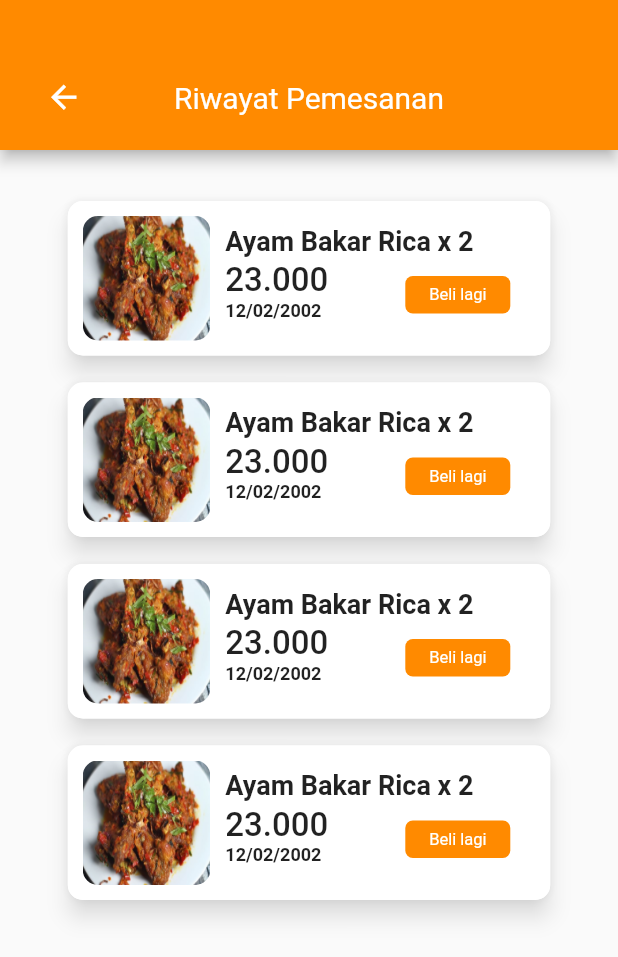
After one commit to snykk/Ayummy, a Flutter app: the RiwayatPemesanan screen opened by its route, on a phone screen of 412 x 824 dp. The commit adds this screen. Shown: the top 957 px of the screen. Run offline on Flutter 3.47's test engine with Material 2 defaults, Android fonts, the phone set to English and light mode, and no system bars.

Commit message:
riwayat pemesanan

```diff
--- a/lib/app/views/main/main_page.dart
+++ b/lib/app/views/main/main_page.dart
@@ -1,12 +1,11 @@
 import 'package:flutter/material.dart';
-import 'package:project/app/views/main/profile/widgets/custom_appbar.dart';
+import 'package:project/app/views/main/widgets/custom_appbar.dart';
 import 'package:project/app/views/main/widgets/appbar_search.dart';
 import './home/home_page.dart';
 import './favorite/favorit_page.dart';
 import './chat/chat_page.dart';
 import 'checkout/checkout_page.dart';
 import './profile/profile_page.dart';
-import 'checkout/widgets/appbar_checkout.dart';
 
 class MainPage extends StatefulWidget {
   const MainPage({Key? key}) : super(key: key);
@@ -30,7 +29,7 @@ class _MainPageState extends State<MainPage> {
        const AppBarSearch(currentIndex: 0,),
        const AppBarSearch(currentIndex: 1,),
        null,
-       const AppBarCheckout(),
+       const CustomAppbar(text: "Menu dipesan", child: false,),
        const CustomAppbar(text: "Profilku", child: false,),
     ];
 
--- a/lib/app/views/main/profile/bantuan.dart
+++ b/lib/app/views/main/profile/bantuan.dart
@@ -1,6 +1,6 @@
 import 'package:flutter/material.dart';
 import 'package:project/app/views/auth/widgets/custom_input.dart';
-import 'package:project/app/views/main/profile/widgets/custom_appbar.dart';
+import 'package:project/app/views/main/widgets/custom_appbar.dart';
 import 'package:project/app/views/main/profile/widgets/option_card.dart';
 
 class Bantuan extends StatelessWidget {
--- a/lib/app/views/main/profile/pengaturan.dart
+++ b/lib/app/views/main/profile/pengaturan.dart
@@ -1,5 +1,5 @@
 import 'package:flutter/material.dart';
-import 'package:project/app/views/main/profile/widgets/custom_appbar.dart';
+import 'package:project/app/views/main/widgets/custom_appbar.dart';
 import 'package:project/app/views/main/profile/widgets/option_card.dart';
 
 class Pengaturan extends StatelessWidget {
--- a/lib/app/views/main/profile/profile_page.dart
+++ b/lib/app/views/main/profile/profile_page.dart
@@ -116,11 +116,17 @@ class ProfilePage extends StatelessWidget {
                 const SizedBox(
                   height: 10,
                 ),
-                const OptionCard(text: Text("Riwayat Pemesanan")),
+                GestureDetector(
+                  onTap: () {
+                    Navigator.pushNamed(context, "/riwayat_pemesanan");
+                  },
+                  child: const OptionCard(text: Text("Riwayat Pemesanan"))),
                 const SizedBox(
                   height: 10,
                 ),
-                const OptionCard(text: Text("Belum diulas")),
+                GestureDetector(
+                  onTap: () {},
+                  child: const OptionCard(text: Text("Belum diulas"))),
                 const SizedBox(
                   height: 10,
                 ),
--- /dev/null
+++ b/lib/app/views/main/profile/riwayat_pemesanan.dart
@@ -0,0 +1,43 @@
+import 'package:flutter/material.dart';
+import 'package:project/app/views/main/profile/widgets/card_riwayat_pemesanan.dart';
+import 'package:project/app/views/main/widgets/custom_appbar.dart';
+
+class RiwayatPemesanan extends StatelessWidget {
+  const RiwayatPemesanan({Key? key}) : super(key: key);
+
+  @override
+  Widget build(BuildContext context) {
+    return Scaffold(
+      appBar: const CustomAppbar(
+        text:"Riwayat Pemesanan",
+        child: true,
+      ),
+      body: SingleChildScrollView(
+        child: Container(
+          width: MediaQuery.of(context).size.width,
+          height: MediaQuery.of(context).size.height,
+          padding: EdgeInsets.only(
+            top: 30,
+            right: MediaQuery.of(context).size.width * 0.1,
+            left: MediaQuery.of(context).size.width * 0.1),
+          child: SizedBox(
+            width: MediaQuery.of(context).size.width,
+            height: MediaQuery.of(context).size.height,
+            child: Column(
+              children: const [
+                CardRiwayatPemesanan(),
+                SizedBox(height: 10,),
+                CardRiwayatPemesanan(),
+                SizedBox(height: 10,),
+                CardRiwayatPemesanan(),
+                SizedBox(height: 10,),
+                CardRiwayatPemesanan(),
+                SizedBox(height: 10,),
+              ],
+            ),
+          ),
+        ),
+      ),
+    );
+  }
+}
--- /dev/null
+++ b/lib/app/views/main/profile/widgets/card_riwayat_pemesanan.dart
@@ -0,0 +1,88 @@
+import 'package:flutter/material.dart';
+
+class CardRiwayatPemesanan extends StatelessWidget {
+  const CardRiwayatPemesanan({
+    Key? key,
+  }) : super(key: key);
+
+  @override
+  Widget build(BuildContext context) {
+    return Card(
+    child: SizedBox(
+      height: MediaQuery.of(context).size.height * 0.125,
+      width: MediaQuery.of(context).size.width * 0.8,
+      child: Padding(
+        padding: const EdgeInsets.all(10),
+        child: Row(
+          children: [
+            Container(
+              width: 85,
+              height: double.infinity,
+              decoration: BoxDecoration(
+                borderRadius: BorderRadius.circular(10),
+              ),
+              child: ClipRRect(
+                borderRadius: BorderRadius.circular(10),
+                child: const Image(
+                  fit: BoxFit.fill,
+                  image: AssetImage("assets/makanan/ayam_bakar_rica.jpg"),
+                ),
+              ),
+            ),
+            const SizedBox(width: 10,),
+            Column(
+              children: [
+                Container(
+                  alignment: Alignment.bottomLeft,
+                  padding: const EdgeInsets.only(bottom: 3),
+                  width: 205,
+                  height: 30,
+                  child: const Text("Ayam Bakar Rica x ${2}", style: TextStyle(fontSize: 18,fontWeight: FontWeight.bold),),
+                ),
+                SizedBox(
+                  width: 205,
+                  height: 45,
+                  child: Row(
+                    children: [
+                      SizedBox(
+                        width: 120,
+                        height: 45,
+                        child: Column(
+                          crossAxisAlignment: CrossAxisAlignment.start,
+                          mainAxisAlignment: MainAxisAlignment.start,
+                          children: const [
+                            Text(
+                              "23.000",style: TextStyle(fontSize: 22, fontWeight: FontWeight.w500),
+                            ),
+                            Text("12/02/2002",style: TextStyle(fontSize: 12,fontWeight: FontWeight.bold),)
+                          ],
+                        ),
+                      ),
+                      Container(
+                        width: 70,
+                        height: 25,
+                        decoration: BoxDecoration(
+                          borderRadius: BorderRadius.circular(5),
+                          color: const Color(0xffff8a00),
+                        ),
+                        child: const Center(
+                          child: Text("Beli lagi",style: TextStyle(fontSize: 11, color: Colors.white),),
+                        ),
+                      )
+                    ],
+                  ),
+                )
+              ],
+            ),
+          ],
+        ),
+      ),
+    ),
+    elevation: 6,
+    shadowColor: const Color.fromRGBO(255, 255, 255, 50),
+    shape: OutlineInputBorder(
+        borderRadius: BorderRadius.circular(10),
+        borderSide: const BorderSide(color: Colors.white, width: 1)),
+    );
+  }
+}
--- a/lib/main.dart
+++ b/lib/main.dart
@@ -5,6 +5,8 @@ import 'package:project/app/views/main/profile/bantuan.dart';
 import 'package:project/app/views/main/profile/pengaturan.dart';
 import 'package:project/app/views/main/widgets/detail_menu_page.dart';
 import 'package:project/app/views/onboarding/onboarding.dart';
+
+import 'app/views/main/profile/riwayat_pemesanan.dart';
 
 void main() {
   runApp(const MyApp());
@@ -30,6 +32,7 @@ class MyApp extends StatelessWidget {
         '/detail': (context) => const DetailMenuPage(),
         '/pengaturan': (context) => const Pengaturan(),
         '/bantuan': (context) => const Bantuan(),
+        '/riwayat_pemesanan': (context) => const RiwayatPemesanan(),
       }
     );
   }
```
Also changed, not shown: lib/app/views/main/widgets/custom_appbar.dart (renamed from lib/app/views/main/profile/widgets/custom_appbar.dart).
